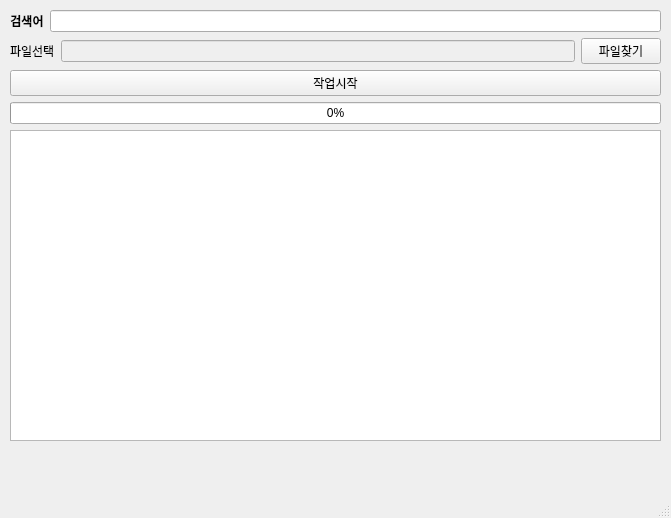
alsoj/sideproejct, file mall_crawler.ui: the form before one commit.
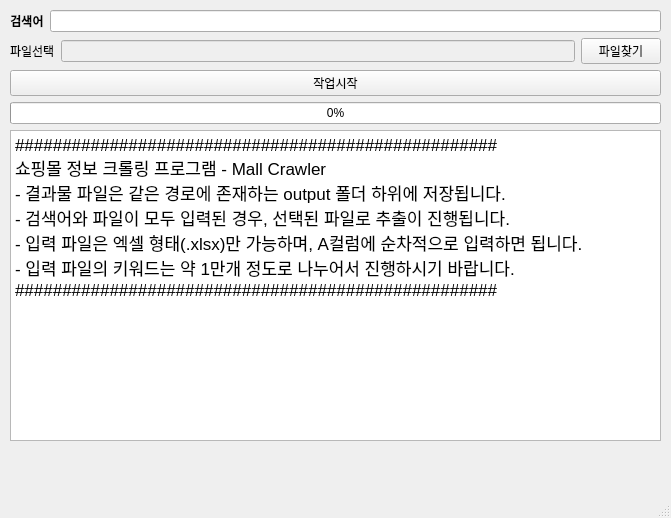
The form after the commit.

Commit message: timeout 시간 수정 및 예외 처리 로직 추가

```diff
--- a/mall_crawler.ui
+++ b/mall_crawler.ui
@@ -94,7 +94,21 @@
       </layout>
      </item>
      <item>
-      <widget class="QTextBrowser" name="log_text_browser"/>
+      <widget class="QTextBrowser" name="log_text_browser">
+       <property name="html">
+        <string>&lt;!DOCTYPE HTML PUBLIC &quot;-//W3C//DTD HTML 4.0//EN&quot; &quot;http://www.w3.org/TR/REC-html40/strict.dtd&quot;&gt;
+&lt;html&gt;&lt;head&gt;&lt;meta name=&quot;qrichtext&quot; content=&quot;1&quot; /&gt;&lt;style type=&quot;text/css&quot;&gt;
+p, li { white-space: pre-wrap; }
+&lt;/style&gt;&lt;/head&gt;&lt;body style=&quot; font-family:'.AppleSystemUIFont'; font-size:13pt; font-weight:400; font-style:normal;&quot;&gt;
+&lt;p style=&quot; margin-top:0px; margin-bottom:0px; margin-left:0px; margin-right:0px; -qt-block-indent:0; text-indent:0px;&quot;&gt;###################################################&lt;/p&gt;
+&lt;p style=&quot; margin-top:0px; margin-bottom:0px; margin-left:0px; margin-right:0px; -qt-block-indent:0; text-indent:0px;&quot;&gt;쇼핑몰 정보 크롤링 프로그램 - Mall Crawler&lt;/p&gt;
+&lt;p style=&quot; margin-top:0px; margin-bottom:0px; margin-left:0px; margin-right:0px; -qt-block-indent:0; text-indent:0px;&quot;&gt;- 결과물 파일은 같은 경로에 존재하는 output 폴더 하위에 저장됩니다.&lt;/p&gt;
+&lt;p style=&quot; margin-top:0px; margin-bottom:0px; margin-left:0px; margin-right:0px; -qt-block-indent:0; text-indent:0px;&quot;&gt;- 검색어와 파일이 모두 입력된 경우, 선택된 파일로 추출이 진행됩니다.&lt;/p&gt;
+&lt;p style=&quot; margin-top:0px; margin-bottom:0px; margin-left:0px; margin-right:0px; -qt-block-indent:0; text-indent:0px;&quot;&gt;- 입력 파일은 엑셀 형태(.xlsx)만 가능하며, A컬럼에 순차적으로 입력하면 됩니다.&lt;/p&gt;
+&lt;p style=&quot; margin-top:0px; margin-bottom:0px; margin-left:0px; margin-right:0px; -qt-block-indent:0; text-indent:0px;&quot;&gt;- 입력 파일의 키워드는 약 1만개 정도로 나누어서 진행하시기 바랍니다.&lt;/p&gt;
+&lt;p style=&quot; margin-top:0px; margin-bottom:0px; margin-left:0px; margin-right:0px; -qt-block-indent:0; text-indent:0px;&quot;&gt;###################################################&lt;/p&gt;&lt;/body&gt;&lt;/html&gt;</string>
+       </property>
+      </widget>
      </item>
     </layout>
    </widget>
```
The commit also changes 2 other files.
